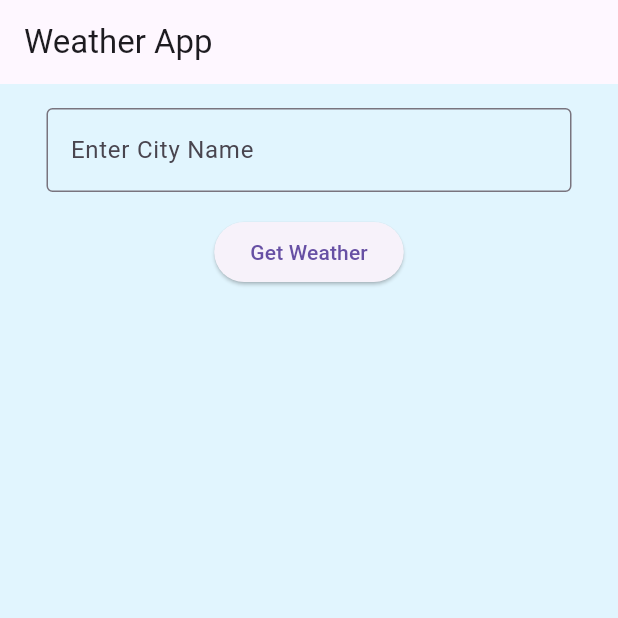
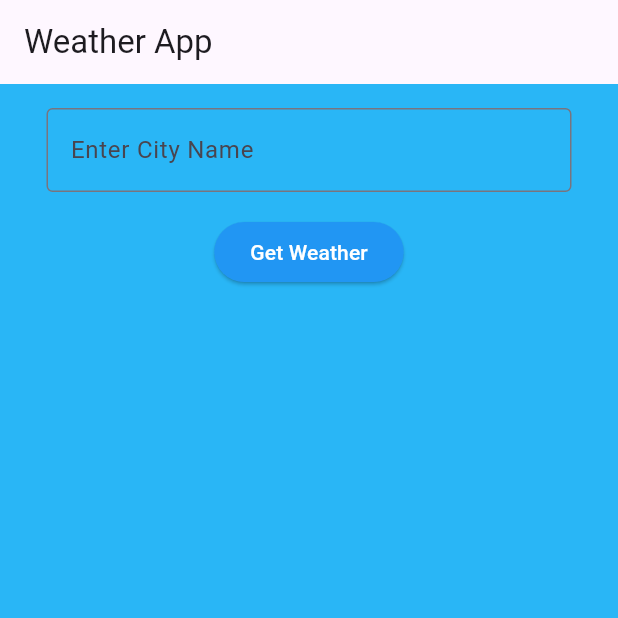
Before and after one commit to Onome15/Weather_App, a Flutter app: the screen it shows after launch, on a phone screen of 412 x 824 dp, the top half of it. Run offline on Flutter 3.47's test engine with Material 3 defaults, Android fonts, the phone set to English and light mode, and no system bars; our stand-ins replace lottie.

Commit message:
added styling

```diff
--- a/lib/pages/home_page.dart
+++ b/lib/pages/home_page.dart
@@ -76,7 +76,7 @@ class _HomePageState extends State<HomePage> {
   @override
   Widget build(BuildContext context) {
     return Scaffold(
-      backgroundColor: Colors.lightBlue[50],
+      backgroundColor: Colors.lightBlue[400],
       appBar: AppBar(
         title: Text('Weather App'),
       ),
@@ -97,7 +97,15 @@ class _HomePageState extends State<HomePage> {
                 SizedBox(height: 16),
                 ElevatedButton(
                   onPressed: _fetchWeather,
-                  child: Text('Get Weather'),
+                  child: Text(
+                    'Get Weather',
+                    style: TextStyle(
+                      color: Colors.white,
+                    ),
+                  ),
+                  style: ButtonStyle(
+                    backgroundColor: WidgetStateProperty.all(Colors.blue),
+                  ),
                 ),
                 SizedBox(height: 16),
                 if (_isLoading) CircularProgressIndicator(),
@@ -110,38 +118,67 @@ class _HomePageState extends State<HomePage> {
                           Text(
                             _weather!.cityName,
                             style: TextStyle(
-                                fontSize: 24, fontWeight: FontWeight.bold),
+                                color: Colors.white,
+                                fontSize: 24,
+                                fontWeight: FontWeight.bold),
                           ),
-                          const Icon(Icons.location_on)
+                          const Icon(
+                            Icons.location_on,
+                            color: Colors.amber,
+                            size: 20,
+                          )
                         ],
                       ),
                       SizedBox(height: 10),
                       Text(getCurrentTime(),
                           style: TextStyle(
-                            fontSize: 20,
+                            fontSize: 15,
+                            color: Colors.white,
                           )),
-                      Text(getCurrentDate()),
+                      Text(
+                        getCurrentDate(),
+                        style: TextStyle(
+                          fontSize: 15,
+                          color: Colors.white,
+                        ),
+                      ),
                       SizedBox(height: 10),
                       Lottie.asset(weatherAnimation(_weather!.weather),
                           height: 150),
+                      Row(
+                        mainAxisAlignment: MainAxisAlignment.center,
+                        crossAxisAlignment: CrossAxisAlignment.end,
+                        children: [
                           Text(
                             '${_weather!.weather},',
                             style: TextStyle(
-                            fontSize: 20, fontWeight: FontWeight.bold),
+                              fontSize: 18,
+                              fontWeight: FontWeight.bold,
+                              color: Colors.white,
+                            ),
+                          ),
+                          const SizedBox(
+                            width: 5,
                           ),
                           Text(
-                        _weather!.description,
+                            '${_weather!.description}.',
                             style: TextStyle(
-                            fontSize: 15,
+                                fontSize: 18,
+                                color: Colors.white,
                                 fontWeight: FontWeight.bold,
                                 fontStyle: FontStyle.italic),
+                          ),
+                        ],
                       ),
                       SizedBox(
                         height: 10,
                       ),
                       Text(
                         '${_weather!.temperature}°C',
-                        style: TextStyle(fontSize: 30),
+                        style: TextStyle(
+                          fontSize: 40,
+                          color: Colors.white,
+                        ),
                       ),
                       SizedBox(
                         height: 10,
@@ -153,7 +190,7 @@ class _HomePageState extends State<HomePage> {
                                 BorderRadius.all(Radius.circular(10.0))),
                         padding: EdgeInsets.fromLTRB(20, 15, 20, 15),
                         height: 150,
-                        width: 250,
+                        width: 300,
                         child: Column(
                           mainAxisAlignment: MainAxisAlignment.spaceBetween,
                           children: [
@@ -164,13 +201,21 @@ class _HomePageState extends State<HomePage> {
                                   children: [
                                     Icon(
                                       Icons.wind_power,
-                                      color: Colors.cyan[100],
+                                      color: Colors.amber,
                                       size: 15,
                                     ),
-                                    Text('${_weather!.minTemperature}°C'),
+                                    Text(
+                                      '${_weather!.minTemperature}°C',
+                                      style: TextStyle(
+                                        color: Colors.white,
+                                      ),
+                                    ),
                                     const Text(
                                       'minTemp',
-                                      style: TextStyle(fontSize: 12),
+                                      style: TextStyle(
+                                        fontSize: 12,
+                                        color: Colors.white,
+                                      ),
                                     )
                                   ],
                                 ),
@@ -179,12 +224,20 @@ class _HomePageState extends State<HomePage> {
                                     Icon(
                                       Icons.sunny,
                                       size: 15,
-                                      color: Colors.cyan[100],
+                                      color: Colors.amber,
                                     ),
-                                    Text('${_weather!.maxTemperature}°C'),
+                                    Text(
+                                      '${_weather!.maxTemperature}°C',
+                                      style: TextStyle(
+                                        color: Colors.white,
+                                      ),
+                                    ),
                                     const Text(
                                       'maxTemp',
-                                      style: TextStyle(fontSize: 12),
+                                      style: TextStyle(
+                                        fontSize: 12,
+                                        color: Colors.white,
+                                      ),
                                     )
                                   ],
                                 )
@@ -198,13 +251,21 @@ class _HomePageState extends State<HomePage> {
                                   children: [
                                     Icon(
                                       Icons.air,
-                                      color: Colors.cyan[100],
+                                      color: Colors.amber,
                                       size: 15,
                                     ),
-                                    Text('${_weather!.pressure}Hg'),
+                                    Text(
+                                      '${_weather!.pressure}Hg',
+                                      style: TextStyle(
+                                        color: Colors.white,
+                                      ),
+                                    ),
                                     const Text(
                                       'Pressure',
-                                      style: TextStyle(fontSize: 12),
+                                      style: TextStyle(
+                                        fontSize: 12,
+                                        color: Colors.white,
+                                      ),
                                     ),
                                   ],
                                 ),
@@ -212,13 +273,21 @@ class _HomePageState extends State<HomePage> {
                                   children: [
                                     Icon(
                                       Icons.water_drop,
-                                      color: Colors.cyan[100],
+                                      color: Colors.amber,
                                       size: 15,
                                     ),
-                                    Text('${_weather!.humidity}%'),
+                                    Text(
+                                      '${_weather!.humidity}%',
+                                      style: TextStyle(
+                                        color: Colors.white,
+                                      ),
+                                    ),
                                     const Text(
                                       'humidity',
-                                      style: TextStyle(fontSize: 12),
+                                      style: TextStyle(
+                                        fontSize: 12,
+                                        color: Colors.white,
+                                      ),
                                     ),
                                   ],
                                 )
```
Lines whose indentation alone changed are shown as unchanged.
